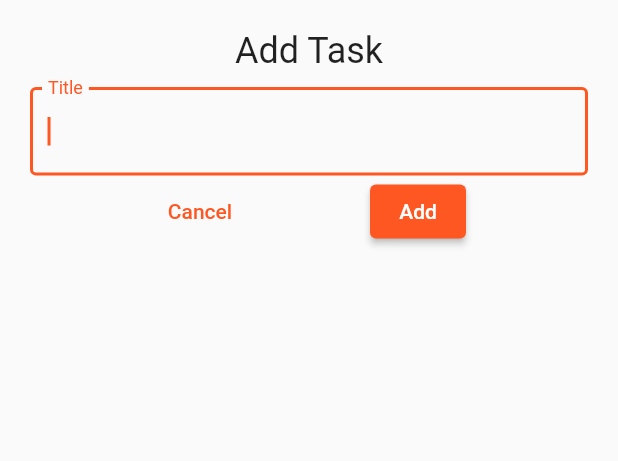
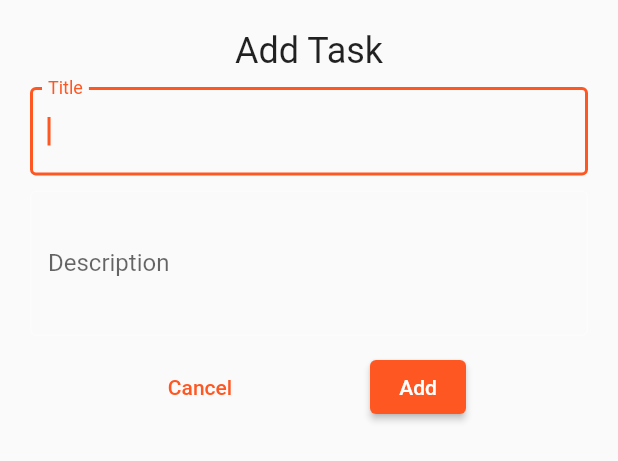
Before and after one commit to alinbabu2010/TasksApp, a Flutter app: the AddTasksScreen widget shown alone on an empty page, opened directly, on a phone screen of 412 x 824 dp. Shown: the top 461 px of the screen. Run offline on Flutter 3.47's test engine with Material 2 defaults, Android fonts, the phone set to English and light mode, and no system bars; our stand-ins replace equatable, flutter_bloc, hydrated_bloc.

Commit message:
Add description textField add task screen

```diff
--- a/lib/screens/add_tasks_screen.dart
+++ b/lib/screens/add_tasks_screen.dart
@@ -13,6 +13,7 @@ class AddTasksScreen extends StatelessWidget {
   @override
   Widget build(BuildContext context) {
     TextEditingController titleController = TextEditingController();
+    TextEditingController descriptionController = TextEditingController();
     return Padding(
       padding: const EdgeInsets.all(Dimens.addTaskPadding),
       child: Column(
@@ -27,8 +28,23 @@ class AddTasksScreen extends StatelessWidget {
           TextField(
             autofocus: true,
             controller: titleController,
+            textInputAction: TextInputAction.next,
             decoration: const InputDecoration(
                 label: Text('Title'), border: OutlineInputBorder()),
+          ),
+          const SizedBox(
+            height: Dimens.addTaskSizedBoxHeight,
+          ),
+          TextField(
+            controller: descriptionController,
+            maxLines: 3,
+            decoration: const InputDecoration(
+              label: Text('Description'),
+              border: OutlineInputBorder(),
+            ),
+          ),
+          const SizedBox(
+            height: Dimens.addTaskSizedBoxHeight,
           ),
           Row(
             mainAxisAlignment: MainAxisAlignment.spaceEvenly,
@@ -41,6 +57,7 @@ class AddTasksScreen extends StatelessWidget {
                   onPressed: () {
                     var task = Task(
                       title: titleController.text,
+                      description: descriptionController.text,
                       id: GUIDGen.generate(),
                     );
                     context.read<TasksBloc>().add(AddTask(task: task));
```
